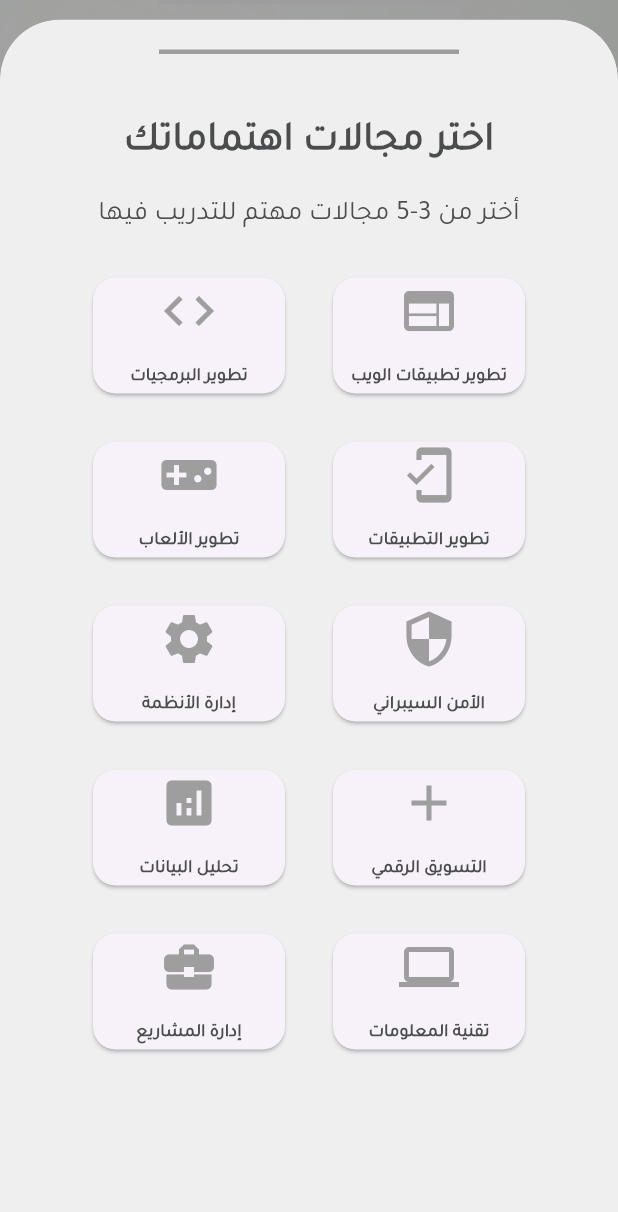
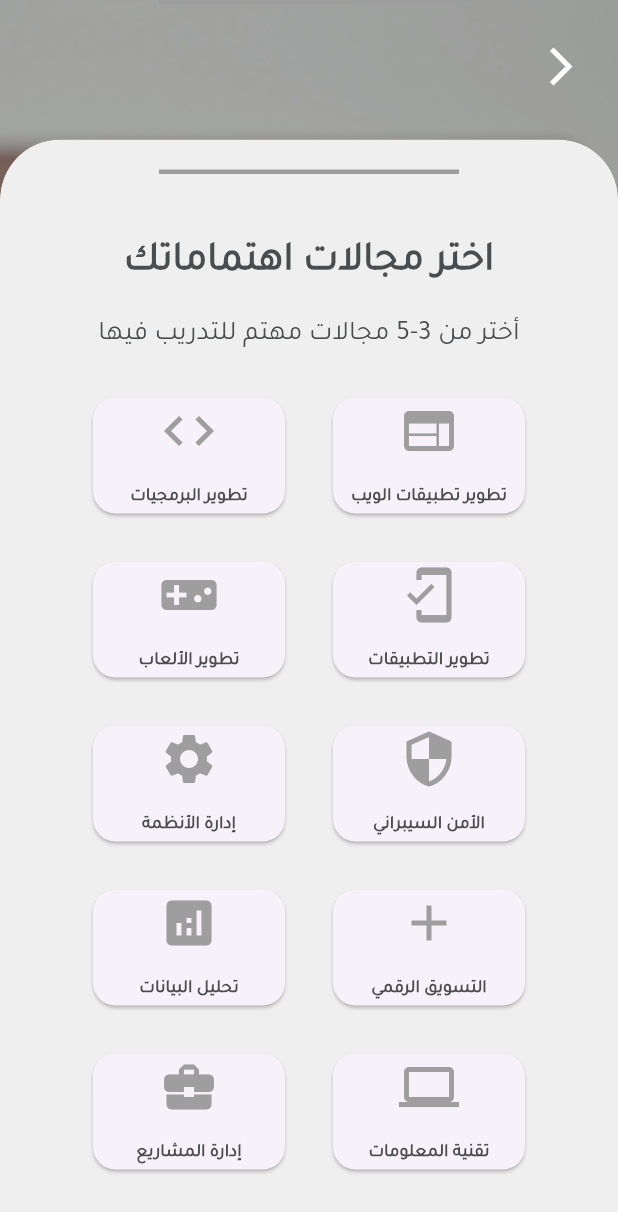
Before and after one commit to Ebtihalsalem/chanceapp, a Flutter app: the IntersetsScreen screen opened directly, on a phone screen of 412 x 824 dp. Shown: the top 1212 px of the screen. Run offline on Flutter 3.47's test engine with Material 3 defaults, Android fonts, the phone set to English and light mode, and no system bars.

Commit message:
screen for choices and home

```diff
--- a/lib/Screens/Intersets.dart
+++ b/lib/Screens/Intersets.dart
@@ -1,3 +1,4 @@
+import 'package:chanceapp/Screens/home.dart';
 import 'package:flutter/material.dart';
 import 'dart:ui';
 
@@ -48,11 +49,22 @@ class _IntersetsScreenState extends State<IntersetsScreen> {
           children: [
             _buildBackgroundImage(),
             _buildBlurOverlay(),
+            // إضافة السهم فوق الخلفية
+            Positioned(
+              top: 20, // تحديد المكان في الأعلى
+              left: 350, // تحديد الموقع من اليسار
+              child: IconButton(
+                icon: const Icon(Icons.arrow_back_ios_new, color: Colors.white, size: 30), // أيقونة السهم
+                onPressed: () {
+                  Navigator.pop(context); // العودة للصفحة السابقة
+                },
+              ),
+            ),
             Center(
               child: Column(
                 children: [
                   _buildTopLine(),
-                  const SizedBox(height: 10),
+                  const SizedBox(height: 90),
                   Expanded(
                     child: _buildFormContainer(),
                   ),
@@ -117,6 +129,7 @@ class _IntersetsScreenState extends State<IntersetsScreen> {
     return Column(
       children: [
         Expanded(
+          flex: 7,
           child: Stack(
             children: [
               Column(
@@ -144,14 +157,31 @@ class _IntersetsScreenState extends State<IntersetsScreen> {
                     visible: selectedCards.length >= 3, // Show button if at least 3 cards selected
                     child: ElevatedButton(
                       onPressed: () => Navigator.of(context).push(
-                        MaterialPageRoute(builder: (context) => IntersetsScreen()),
+                        MaterialPageRoute(builder: (context) => HomeScreen()),
                       ),
                       style: ButtonStyle(
-                        backgroundColor: MaterialStateProperty.all(const Color(0xFFF59039)),
-                        padding: MaterialStateProperty.all(const EdgeInsets.symmetric(horizontal: 30, vertical: 10)),
+                        backgroundColor: WidgetStateProperty.all(const Color(0xFFF59039)),
+                        padding: WidgetStateProperty.all(const EdgeInsets.symmetric(horizontal: 30, vertical: 10)),
                       ),
-                      child: _buildHeaderText("التالي", 20, FontWeight.bold),
+                      child: Row(
+                        children: [
+                          const Icon(Icons.navigate_next, color: Colors.white), // أيقونة السهم
+                          const SizedBox(width: 10), // مسافة بين الأيقونة والنص
+                          Expanded( // يسمح للنص بأن يأخذ المساحة المتبقية
+                            child: Text(
+                              "الــــتــــالـــــي",
+                              textAlign: TextAlign.center, // محاذاة النص في المنتصف
+                              style: TextStyle(
+                                fontSize: 20,
+                                fontWeight: FontWeight.bold,
+                                color: Colors.white, // تعيين لون النص إلى الأبيض
+                              ),
+                            ),
+                          ),
+                        ],
+                      ),
                     ),
+
                   ),
                 ),
               ),
```
Also changed, not shown: lib/Screens/home.dart (added, +122 -0 lines).
